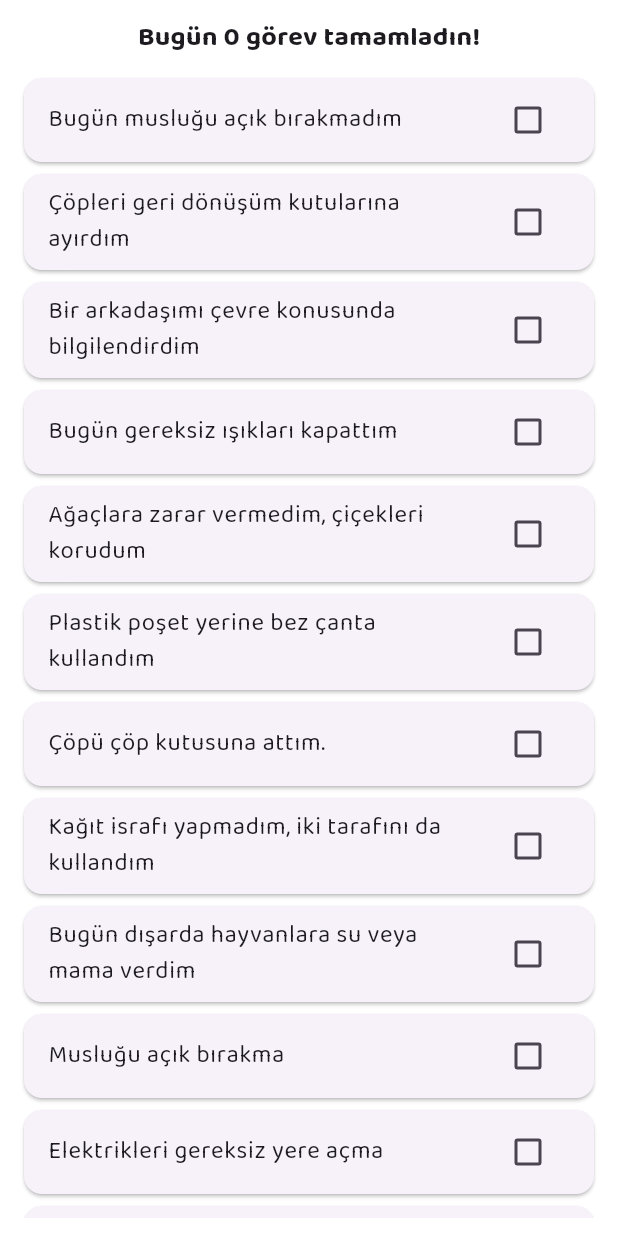
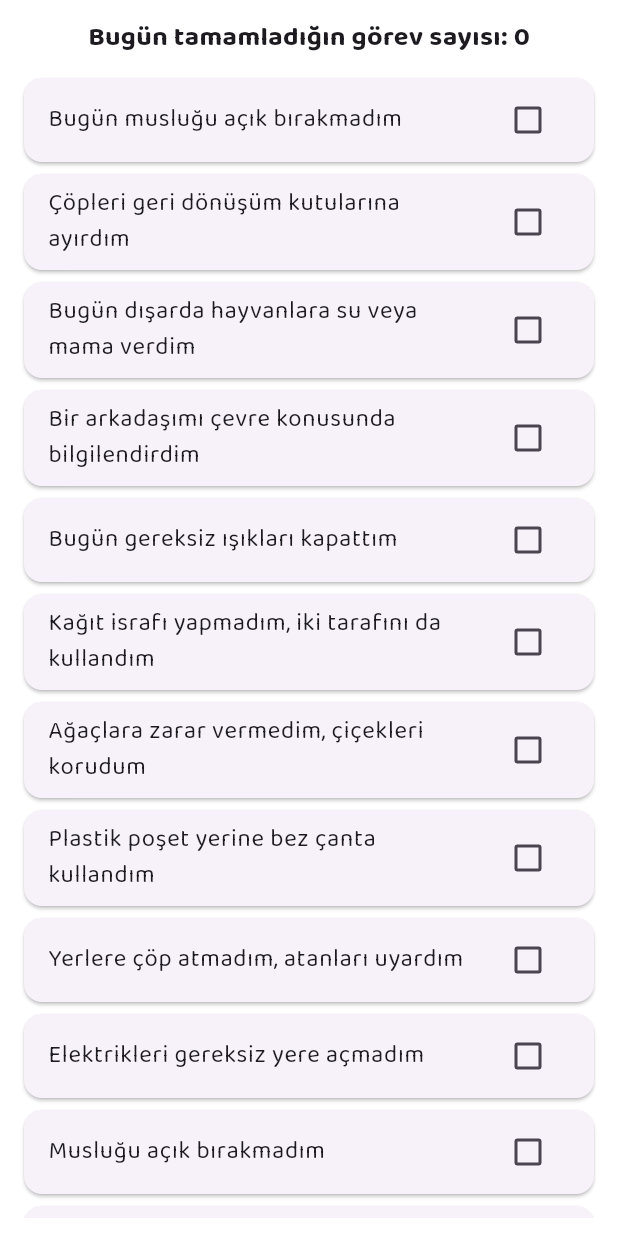
Before and after one commit to RabiaNurAcarturk/cevreci__cocuk, a Flutter app: the GorevlerSayfasi screen opened directly, on a phone screen of 412 x 824 dp. Run offline on Flutter 3.47's test engine with Material 3 defaults, Android fonts, the light colour scheme and no system bars; our stand-ins replace google_fonts, google_sign_in, lottie, shared_preferences; missing offline and left inert: star_menu; accounts and stored records are empty.

Commit message:
app_strings.dart sayfası oluşturuldu

```diff
--- a/lib/main.dart
+++ b/lib/main.dart
@@ -1,3 +1,4 @@
+import 'package:cevreci_cocuk/utils/app_strings.dart';
 import 'package:flutter/material.dart';
 import 'package:google_fonts/google_fonts.dart';
 import 'screens/splash_screen.dart';
@@ -15,7 +16,7 @@ class CevreciCocukApp extends StatelessWidget {
   @override
   Widget build(BuildContext context) {
     return MaterialApp(
-      title: 'Çevreci Çocuk',
+      title: AppStrings.appTitle,
       debugShowCheckedModeBanner: false,
       theme: ThemeData(
         textTheme: GoogleFonts.baloo2TextTheme(),
--- a/lib/screens/gorevler.dart
+++ b/lib/screens/gorevler.dart
@@ -1,5 +1,6 @@
 import 'package:flutter/material.dart';
 import 'package:cevreci_cocuk/utils/gorev_sayaci.dart';
+import 'package:cevreci_cocuk/utils/app_strings.dart';
 
 class GorevlerSayfasi extends StatefulWidget {
   @override
@@ -7,20 +8,14 @@ class GorevlerSayfasi extends StatefulWidget {
 }
 
 class _GorevlerSayfasiState extends State<GorevlerSayfasi> {
-  final List<Map<String, dynamic>> gorevler = [
-    {'metin': 'Bugün musluğu açık bırakmadım', 'tamamlandi': false},
-    {'metin': 'Çöpleri geri dönüşüm kutularına ayırdım', 'tamamlandi': false},
-    {'metin': 'Bir arkadaşımı çevre konusunda bilgilendirdim', 'tamamlandi': false},
-    {'metin': 'Bugün gereksiz ışıkları kapattım', 'tamamlandi': false},
-    {'metin': 'Ağaçlara zarar vermedim, çiçekleri korudum', 'tamamlandi': false},
-    {'metin': 'Plastik poşet yerine bez çanta kullandım', 'tamamlandi': false},
-    {'metin': 'Çöpü çöp kutusuna attım.', 'tamamlandi': false},
-    {'metin': 'Kağıt israfı yapmadım, iki tarafını da kullandım', 'tamamlandi': false},
-    {'metin': 'Bugün dışarda hayvanlara su veya mama verdim', 'tamamlandi': false},
-    {'metin': 'Musluğu açık bırakma', 'tamamlandi': false},
-    {'metin': 'Elektrikleri gereksiz yere açma', 'tamamlandi': false},
-    {'metin': 'Yerlere çöp atmadım, atanları uyardım', 'tamamlandi': false},
-  ];
+  late List<Map<String, dynamic>> gorevler;
+   @override
+   void initState(){
+    super.initState();
+    gorevler = AppStrings.gorevMetinleri.map((metin){
+      return {'metin': metin, 'tamamlandi': false};
+    }).toList();
+   }
 
   void goreviGuncelle(int index, bool? yeniDeger) {
     setState(() {
@@ -38,7 +33,7 @@ class _GorevlerSayfasiState extends State<GorevlerSayfasi> {
         child: Column(
           children: [
             Text(
-              'Bugün ${GorevSayaci.tamamlananGorevSayisi} görev tamamladın!',
+              '${AppStrings.gorevBaslik} ${GorevSayaci.tamamlananGorevSayisi}',
               style: TextStyle(fontSize: 18, fontWeight: FontWeight.bold),
             ),
             SizedBox(height: 10),
@@ -56,7 +51,7 @@ class _GorevlerSayfasiState extends State<GorevlerSayfasi> {
                         if (deger == true) {
                           ScaffoldMessenger.of(context).showSnackBar(
                             SnackBar(
-                              content: Text('Harika! Görevi tamamladın 🎉'),
+                              content: Text(AppStrings.gorevTamamlandiMesaji),
                               duration: Duration(seconds: 1),
                             ),
                           );
--- a/lib/screens/register_screen.dart
+++ b/lib/screens/register_screen.dart
@@ -158,7 +158,7 @@ TextField(
                   child: Text("Kaydol"),
                   style: ElevatedButton.styleFrom(
                     padding: EdgeInsets.symmetric(horizontal: 40, vertical: 14),
-                    backgroundColor: const Color.fromARGB(255, 255, 247, 4),
+                    backgroundColor: const Color(0xFFFCDC2A),
                     foregroundColor: Colors.black,
                   ),
                 ),
--- /dev/null
+++ b/lib/utils/app_strings.dart
@@ -0,0 +1,93 @@
+//kodu tek yerden yönetmeK+ileride çok dilli destek (localization) için bu sayfa oluşturuldu.
+//homescreen
+abstract class AppStrings {
+  static const discover = "Keşfet";
+  static const badges = "Rozetlerim";
+  static const journal = "Günlüğüm";
+  static const profile = "Profilim";
+  static const tasks = "Görevlerim";
+//badges
+  static const badgeTitle = 'Adım Rozeti';
+  static const badgeLevel1 = 'Seviye 1';
+  static const badgeLevel2 = 'Seviye 2';
+  static const badgeLevel3 = 'Seviye 3';
+  static const badgeDesc1 = '3 görev ile kazanıldı.';
+  static const badgeDesc2 = '5 görev ile kazanıldı.';
+  static const badgeDesc3 = '10 görev ile kazanıldı.';
+//discover
+static const solarTitle = '☀️Güneş Panelli Bir Ev ve Elektrikli Araba';
+static const solarDesc = 'Evlerimizin çatıları pırıl pırıl güneş panelleriyle dolu! Güneş bize bir armağan, tertemiz ve sınırsız bir enerji kaynağı. Bu paneller sayesinde evlerimize Güneş enerjisiyle elektrik sağlıyoruz. Elektrikli arabalarla da havayı kirletmeden, Allahımızın yarattığı bu güzel dünyada gezebiliriz. Böylece hem çevremizi koruruz hem de geleceğimizi aydınlatırız! Unutma, atacağımız küçük adımlar bile büyük farklar doğurur!';
+
+static const forestTitle = '🌱Dünya Çocuklarının Beraber Fidan Diktiği Bir Orman';
+static const forestDesc = 'Minik ellerden çıkan kocaman bir orman! Ağaçlar, havayı temizler ve bize taze nefes aldırır. Hadi sen de bir ağaç dik, yeni arkadaşlar edin ve gezegenimizin süper kahramanı ol! Her yeni fidan, dünyamız için bir umut demektir.';
+static const forestHadis = 'bir hadis: “Müslüman bir kişi bir ağaç diker de ondan insan, hayvan veya kuş yerse, bu yenen şey kıyamet gününe kadar o Müslüman için sadaka olur." (Müslim, Müsâkât 10)';
+
+static const recycleTitle = 'Geri Dönüşüm ♻🚮';
+static const recycleDesc = 'Çöplerimize yeni bir hayat verelim! Kaynaklarımızı israf etmeyelim. Kağıt, plastik, cam... Her biri farklı bir kutuya giriyor ve yepyeni şeyler oluyor. Eski bir şişeden harika bir oyuncak bile yapılabilir! Unutma, çöpleri ayırmak, Rabbimizin bize emanet ettiği dünyamızın sağlığı için attığımız minik ama çok önemli bir adımdır.';
+static const recyleAyet = 'bir ayet: "Yiyin için fakat israf etmeyin. Çünkü O, israf edenleri sevmez." (A’raf 31.ayet)';
+
+static const waterTitle = '💧SU💧';
+static const waterDesc = 'Rabbimizin bize nimet olarak verdiği suları boşa harcamayalım! Dişlerimizi fırçalarken, elimizi yıkarken musluğu açık bırakmıyor, sadece ihtiyacımız kadar kullanıyoruz. Unutmayalım, temiz su bulamayan nice insan var! ';
+
+static const bikeTitle = '🚴🏻🚶🏻Yürümek veya Hareket Etmek';
+static const bikeDesc = 'Haydi, pedallara kuvvet! Kısa mesafelerde yürüyerek veya bisikletle giderek hem eğleniriz hem de havayı kirleten gazları azaltırız. Hem spor yaparız hem de dünyamızı koruruz. En güzel yolculuk, temiz hava yolculuğu!';
+
+static const bottleTitle = 'Plastik mi Cam mı?🤝';
+static const bottleDesc = 'Plastik şişeler yerine kendi su şişemizi yanımızda taşıyarak hem Rabbimizin yarattığı doğayı koruruz hem de sağlıklı kalırız!';
+
+static const energyTitle = '🔌💡Enerji';
+static const energyDesc = 'Odadan çıkarken ışıkları kapatalım, kullanmadığımız eşyaların fişini çekmeyi unutmayalım. Küçük bir dokunuşla büyük sevaplar kazanabiliriz! ';
+
+static const loveNatureTitle = 'Doğayı Sevmek🌍';
+static const loveNatureDesc = 'Dünya hepimizin evi! Rabbimizin yarattığı bu güzel gezegeni korumak için birlikte çalışmalıyız. Farklı yerlerde olsak da aynı gökyüzünün altındayız. Doğa dostu minikler olarak hepimizin görevi: Dünyayı sev, doğayı koru!';
+
+//görevler
+static const gorevBaslik = 'Bugün tamamladığın görev sayısı:';
+
+static const List<String> gorevMetinleri = [
+   'Bugün musluğu açık bırakmadım',
+   'Çöpleri geri dönüşüm kutularına ayırdım',
+   'Bugün dışarda hayvanlara su veya mama verdim',
+   'Bir arkadaşımı çevre konusunda bilgilendirdim',
+   'Bugün gereksiz ışıkları kapattım',
+   'Kağıt israfı yapmadım, iki tarafını da kullandım',
+   'Ağaçlara zarar vermedim, çiçekleri korudum',
+   'Plastik poşet yerine bez çanta kullandım',
+   'Yerlere çöp atmadım, atanları uyardım',
+   'Elektrikleri gereksiz yere açmadım',
+   'Musluğu açık bırakmadım',
+   'Çöpü çöp kutusuna attım.',
+];
+static const String gorevTamamlandiMesaji = 'Harika! Görevi tamamladın 🎉';
+
+//main
+static const appTitle = 'Çevreci Çocuk';
+
+//journal
+static const journalTasksLabel = 'Bugün ne yaptın?';
+static const journalFeelingLabel = 'Neler hissettin?';
+static const journalSaveButton = 'Kaydet';
+static const journalEmptyMessage = 'Henüz günlük kaydı yok.';
+
+//login
+static const usernameHint = 'Kullanıcı Adı';
+static const passwordHint = 'Şifre';
+static const loginButton = "Giriş Yap";
+static const googleLoginButton = "Google ile Giriş Yap";
+static const registerButton = "Kaydol";
+static const loginErrorTitle = "Hatalı Giriş";
+static const loginErrorMessage = "Kullanıcı adı veya şifre yanlış.";
+static const okButton = "Tamam";
+
+//profile
+static const userName = 'Çevre Dostu Zeynep';
+
+static const tasksCompleted = 'Görev Tamamlandı';
+static const badgesEarned =  'Rozet Alındı';
+
+static const aboutTitle = '📱 Uygulama Hakkında';
+static const aboutDescription = 'Bu uygulama çocuklara iklim duyarlılığı, çevre sevgisi ve manevî bakış açısı kazandırmak için geliştirilmiştir. '
+              'Her gün minik görevler yaparak çevreyi koruyabilir, Allah’ın (c.c.) yarattığı güzellikleri daha yakından görebilirsin🍃';
+
+static const versionInfo = 'v1.0 • Çevreci Çocuk';
+  }
```
Also changed, not shown: lib/screens/badges_screen.dart (+10 -9 lines), lib/screens/discover_screen.dart (+21 -20 lines), lib/screens/home_screen.dart (+10 -11 lines), lib/screens/journal_screen.dart (+6 -5 lines), lib/screens/login_screen.dart (+12 -11 lines), lib/screens/profile_screen.dart (+9 -12 lines), 1 other file.
